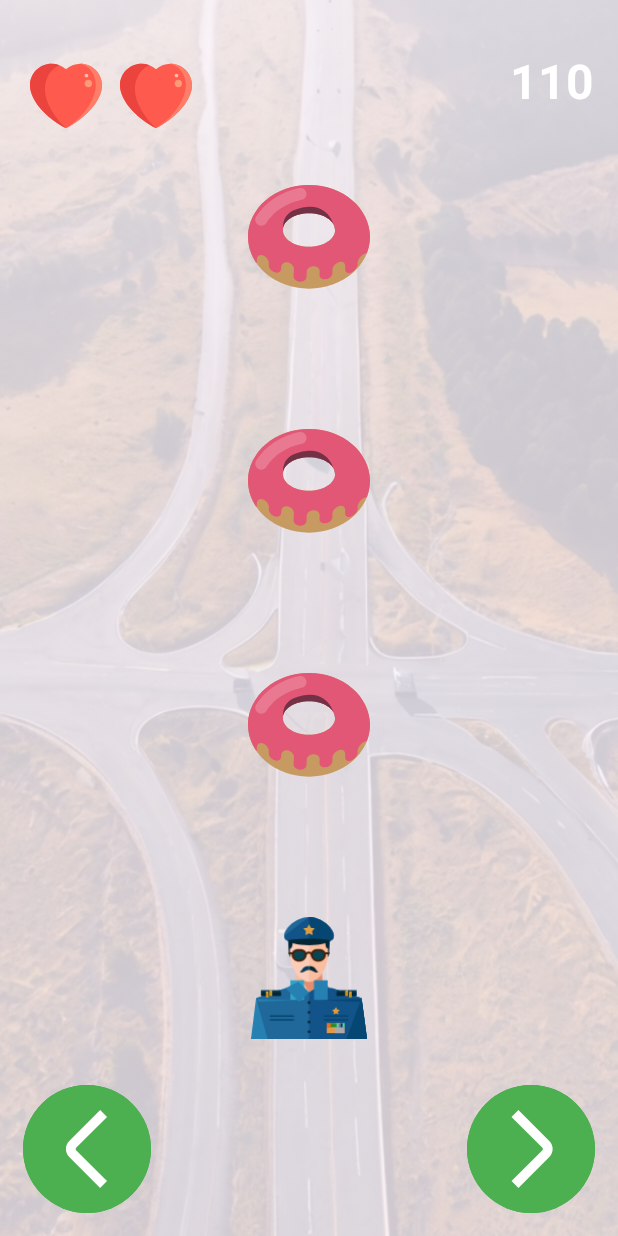
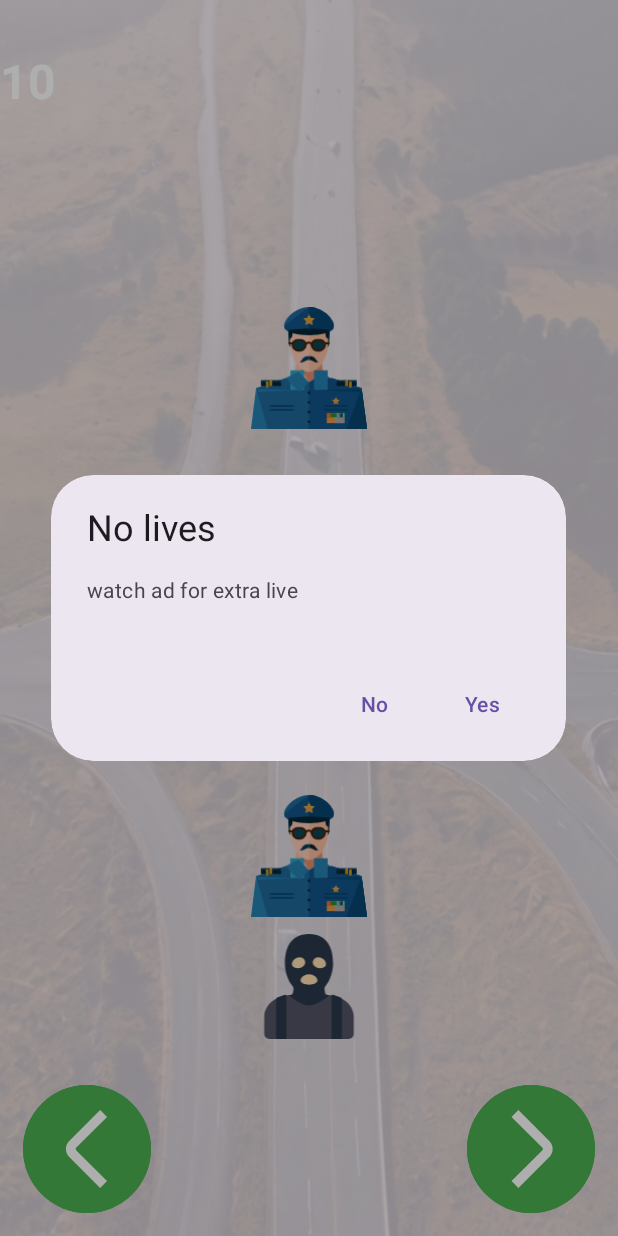
Before and after one commit to ravidmasalton/MobileAssignment, an Android app: the screen it shows after launch (MainActivity), after a tap on an icon or button, on a phone screen of 412 x 824 dp. Run offline under Robolectric (Android 15) with nearby library versions, the phone set to English and light mode, and no system bars; 1 other tap on this screen came first.

Commit message:
Making repairs

```diff
--- a/app/src/main/AndroidManifest.xml
+++ b/app/src/main/AndroidManifest.xml
@@ -1,6 +1,8 @@
 <?xml version="1.0" encoding="utf-8"?>
 <manifest xmlns:android="http://schemas.android.com/apk/res/android"
     xmlns:tools="http://schemas.android.com/tools">
+
+    <uses-permission android:name="android.permission.VIBRATE" />
 
     <application
         android:allowBackup="true"
@@ -9,7 +11,7 @@
         android:icon="@mipmap/ic_launcher"
         android:label="@string/app_name"
         android:roundIcon="@mipmap/ic_launcher_round"
-        android:supportsRtl="true"
+        android:supportsRtl="false"
         android:theme="@style/Theme.MobileAssignment"
         tools:targetApi="31">
         <activity
--- a/app/src/main/java/com/example/mobileassignment/GameManager.java
+++ b/app/src/main/java/com/example/mobileassignment/GameManager.java
@@ -7,7 +7,7 @@ public class GameManager {
     private int lives = 3;
     private int score = 0;
     private int currunt_location_User;
-    private final int ROW=6; //row-1 because the line of the player
+    private final int ROW=7; //row-1 because the line of the player
     private final int COLUMN=3;
     private Random random = new Random();
     private ArrayList<Integer>all_mine=new ArrayList<>();
@@ -47,6 +47,10 @@ public class GameManager {
             currunt_location_User-=1;
     }
         public  ArrayList<Integer> Update_mines(){
+            for(int i=0;i<COLUMN;i++){
+                all_mine.set((ROW-1)*COLUMN+i,0);
+
+            }
             for (int i = ROW-2; i >= 0; i--) {
                 for (int j = 0; j < COLUMN; j++) {
                     // If the current cell has a 1 and the cell below is 0
@@ -68,17 +72,18 @@ public class GameManager {
         }
 
         public boolean checkCollision(){
-        boolean collision=false;
-            if(all_mine.get((ROW-1)*COLUMN+this.currunt_location_User)==1) {
+            if(all_mine.get((ROW-1)*COLUMN+this.currunt_location_User)==1)
+                return true;
+            return  false;
+
+        }
+
+        public void actionCollision(){
+                all_mine.set((ROW-1)*COLUMN+this.currunt_location_User,0);
                 decreaseLive();
-                collision=true;
-            }
-            for(int i=0;i<COLUMN;i++)
-            {
-                all_mine.set((ROW-1)*COLUMN+i,0);
+                decreasetScore();
 
-            }
-            return  collision;
+
         }
 
     public void Adding_new_mines(){
@@ -88,12 +93,6 @@ public class GameManager {
     public int getLocation(){
         return  currunt_location_User;
     }
-    public int getRow(){
-        return  ROW;
-    }
-    public int getColumn(){
-        return  COLUMN;
-    }
 
 
 
@@ -101,6 +100,11 @@ public class GameManager {
     public void incrementScore() {
         score += 10;
     }
+
+    public void decreasetScore() {
+        score -= 50;
+    }
+
 
     public void decreaseLive() {
         lives--;
--- a/app/src/main/java/com/example/mobileassignment/MainActivity.java
+++ b/app/src/main/java/com/example/mobileassignment/MainActivity.java
@@ -1,7 +1,11 @@
 package com.example.mobileassignment;
 
+import android.content.Context;
+import android.os.Build;
 import android.os.Bundle;
 import android.os.Handler;
+import android.os.VibrationEffect;
+import android.os.Vibrator;
 import android.util.Log;
 import android.view.View;
 import android.widget.Toast;
@@ -33,7 +37,6 @@ public class MainActivity extends AppCompatActivity {
     private final int DELAY = 1000;
 
 
-
     @Override
     protected void onCreate(Bundle savedInstanceState) {
         super.onCreate(savedInstanceState);
@@ -62,20 +65,19 @@ public class MainActivity extends AppCompatActivity {
 
     }
 
-
-
     private void update_currunt_location_view(int direction) {
         trivia_IMG_player[gameManager.getLocation()].setVisibility(View.INVISIBLE);
         gameManager.setNewLocation(direction);
         trivia_IMG_player[gameManager.getLocation()].setVisibility(View.VISIBLE);
+        checkCollision();
+    }
 
+    private void lose() {
+        stop();
+        openAdvertisementDialog();
 
     }
-    private void lose() {
-        stop();
-        toast("You lose");
-        openAdvertisementDialog();
-    }
+
     private void openAdvertisementDialog() {
         new MaterialAlertDialogBuilder(this)
                 .setTitle("No lives")
@@ -84,12 +86,15 @@ public class MainActivity extends AppCompatActivity {
                 .setNegativeButton("No", (dialog, which) -> noVideoAd())
                 .show();
     }
+
     private void showVideoAd() {
         gameManager.addExtraLive();
         updateLivesUI();
         start();
     }
+
     private void noVideoAd() {
+        toast("You lose");
         gameDone();
     }
 
@@ -99,32 +104,43 @@ public class MainActivity extends AppCompatActivity {
     }
 
     private void tick() {
-    gameLoop();
+        gameLoop();
+
 
     }
 
+    private void checkCollision(){
+        if (gameManager.checkCollision()) {
+            toast("bomm");
+            vibrator();
+            gameManager.actionCollision();
+            updateMines();
+            if (gameManager.getLives() == 0) {
+                lose();
+            }
+            updateLivesUI();
+        }
+
+    }
+
+
     private void gameLoop() {
+        updateMines();
+        gameManager.incrementScore();
+        trivia_LBL_score.setText(String.valueOf(gameManager.getScore()));
+        checkCollision();
+    }
 
-        if(gameManager.checkCollision())
-            toast("Oops");
-        if(gameManager.getLives()==0)
-            lose();
-
+    private void updateMines(){
         ArrayList<Integer> location_of_mines = gameManager.Update_mines();
-
-        for (int i=0;i<location_of_mines.size();i++){
-            if(location_of_mines.get(i)==1){
-                trivia_IMG_surface[i].setImageResource(R.drawable.donut);
-            }
-            else if(location_of_mines.get(i)==0){
+        for (int i = 0; i < location_of_mines.size(); i++) {
+            if (location_of_mines.get(i) == 1) {
+                trivia_IMG_surface[i].setImageResource(R.drawable.policeman);
+            } else if (location_of_mines.get(i) == 0) {
                 trivia_IMG_surface[i].setImageResource(0);
             }
         }
-        updateLivesUI();
-        gameManager.incrementScore();
-        trivia_LBL_score.setText(String.valueOf(gameManager.getScore()));
     }
-
 
 
     private void start() {
@@ -191,6 +207,9 @@ public class MainActivity extends AppCompatActivity {
                 findViewById(R.id.main_IMG51),
                 findViewById(R.id.main_IMG52),
 
+                findViewById(R.id.main_IMG60),
+                findViewById(R.id.main_IMG61),
+                findViewById(R.id.main_IMG62),
 
 
         };
@@ -204,13 +223,23 @@ public class MainActivity extends AppCompatActivity {
 
 
         trivia_IMG_player = new AppCompatImageView[]{
-                findViewById(R.id.main_player1),
-                findViewById(R.id.main_player2),
-                findViewById(R.id.main_player3)
+                findViewById(R.id.player1),
+                findViewById(R.id.player2),
+                findViewById(R.id.player3)
         };
     }
 
     private void toast(String text) {
         Toast.makeText(this, text, Toast.LENGTH_SHORT).show();
     }
+    private void vibrator (){
+        Vibrator v = (Vibrator) getSystemService(Context.VIBRATOR_SERVICE);
+// Vibrate for 500 milliseconds
+        if (Build.VERSION.SDK_INT >= Build.VERSION_CODES.O) {
+            v.vibrate(VibrationEffect.createOneShot(500, VibrationEffect.DEFAULT_AMPLITUDE));
+        } else {
+            //deprecated in API 26
+            v.vibrate(500);
+        }
+    }
 }
--- /dev/null
+++ b/app/src/main/res/drawable/thief.xml
@@ -0,0 +1,29 @@
+<?xml version="1.0" encoding="utf-8"?>
+<vector xmlns:android="http://schemas.android.com/apk/res/android"
+    android:width="401.399dp"
+    android:height="401.399dp"
+    android:viewportWidth="401.399"
+    android:viewportHeight="401.399">
+
+    <path
+        android:fillColor="#29394A"
+        android:pathData="M360.826,281.309c-9.206-15.065-23.352-27.415-39.176-32.477l-57.613-18.479 c-2.829-6.806-3.785-14.829-4.072-21.41c-0.144-3.299,1.087-6.435,3.195-8.977c19.836-23.917,29.664-58.099,29.664-88.071 C292.824,59.198,274.278,0,200.7,0s-92.124,59.198-92.124,111.894c0,29.953,9.815,64.111,29.626,88.025 c2.119,2.558,3.351,5.717,3.19,9.035c-0.319,6.578-1.317,14.593-4.173,21.393l-57.469,18.484 c-15.824,5.063-29.97,17.412-39.176,32.477H360.826z" />
+    <path
+        android:fillColor="#FFE1B2"
+        android:pathData="M184.24,100.706c4.876,9.752,0.53,21.132-10.628,26.564c-13.07,6.363-31.639,3.669-36.514-6.083 s3.153-24.745,17.342-30.297C167.977,85.593,179.364,90.955,184.24,100.706z" />
+    <path
+        android:fillColor="#FFE1B2"
+        android:pathData="M217.159,100.706c-4.876,9.752-0.53,21.132,10.628,26.564c13.07,6.363,31.639,3.669,36.514-6.083 c4.876-9.752-3.153-24.745-17.342-30.297C233.423,85.593,222.035,90.955,217.159,100.706z" />
+    <path
+        android:fillColor="#FFE1B2"
+        android:pathData="M232.779,177.12c0,10.903-14.362,16.451-32.079,16.451s-32.079-5.548-32.079-16.451 s14.362-23.031,32.079-23.031S232.779,166.218,232.779,177.12z" />
+    <path
+        android:fillColor="#545465"
+        android:pathData="M352.047,401.399c10.903,0,19.741-8.838,19.741-19.741v-66.476 c0-28.954-22.562-59.864-50.138-68.687l-41.168-13.173c-22.149,16.936-53.802,40.039-79.782,40.039s-57.633-23.103-79.782-40.039 l-41.168,13.173c-27.576,8.823-50.138,39.733-50.138,68.687v66.476c0,10.903,8.838,19.741,19.741,19.741H352.047z" />
+    <path
+        android:fillColor="#29394A"
+        android:pathData="M108.153,232.222l-28.985,10.564c-2.598,0.947-4.327,3.417-4.327,6.183v152.431h39.496V236.55 C114.337,233.352,111.158,231.127,108.153,232.222z" />
+    <path
+        android:fillColor="#29394A"
+        android:pathData="M293.246,232.222l28.985,10.564c2.598,0.947,4.327,3.417,4.327,6.183v152.431h-39.496V236.55 C287.063,233.352,290.242,231.127,293.246,232.222z" />
+</vector>
--- a/app/src/main/res/layout/activity_main.xml
+++ b/app/src/main/res/layout/activity_main.xml
@@ -1,6 +1,5 @@
 <?xml version="1.0" encoding="utf-8"?>
-<RelativeLayout
-    xmlns:android="http://schemas.android.com/apk/res/android"
+<RelativeLayout xmlns:android="http://schemas.android.com/apk/res/android"
     xmlns:app="http://schemas.android.com/apk/res-auto"
     xmlns:tools="http://schemas.android.com/tools"
     android:id="@+id/main"
@@ -20,50 +19,50 @@
         android:id="@+id/trivia_LAY_heartLayout"
         android:layout_width="wrap_content"
         android:layout_height="wrap_content"
+        android:layout_alignParentRight="true"
         android:layout_margin="20dp"
-        android:paddingTop="20dp"
+        android:orientation="horizontal"
+        android:paddingTop="20dp">
 
-        android:orientation="horizontal">
+        <androidx.appcompat.widget.AppCompatImageView
+            android:id="@+id/trivia_IMG_heart4"
+            android:layout_width="48dp"
+            android:layout_height="48dp"
+            android:scaleType="fitCenter"
+            android:src="@drawable/ic_heart" />
+
+        <View
+            android:layout_width="12dp"
+            android:layout_height="0dp" />
+
+        <androidx.appcompat.widget.AppCompatImageView
+            android:id="@+id/trivia_IMG_heart3"
+            android:layout_width="48dp"
+            android:layout_height="48dp"
+            android:scaleType="fitCenter"
+            android:src="@drawable/ic_heart" />
+
+        <View
+            android:layout_width="12dp"
+            android:layout_height="0dp" />
+
+        <androidx.appcompat.widget.AppCompatImageView
+            android:id="@+id/trivia_IMG_heart2"
+            android:layout_width="48dp"
+            android:layout_height="48dp"
+            android:scaleType="fitCenter"
+            android:src="@drawable/ic_heart" />
+
+        <View
+            android:layout_width="12dp"
+            android:layout_height="0dp" />
 
         <androidx.appcompat.widget.AppCompatImageView
             android:id="@+id/trivia_IMG_heart1"
             android:layout_width="48dp"
             android:layout_height="48dp"
             android:scaleType="fitCenter"
-            android:src="@drawable/ic_heart"/>
-
-        <View
-            android:layout_width="12dp"
-            android:layout_height="0dp"/>
-
-        <androidx.appcompat.widget.AppCompatImageView
-            android:id="@+id/trivia_IMG_heart2"
-            android:layout_width="48dp"
-            android:layout_height="48dp"
-            android:scaleType="fitCenter"
-            android:src="@drawable/ic_heart"/>
-
-        <View
-            android:layout_width="12dp"
-            android:layout_height="0dp"/>
-
-        <androidx.appcompat.widget.AppCompatImageView
-            android:id="@+id/trivia_IMG_heart3"
-            android:layout_width="48dp"
-            android:layout_height="48dp"
-            android:scaleType="fitCenter"
-            android:src="@drawable/ic_heart"/>
-
-        <View
-            android:layout_width="12dp"
-            android:layout_height="0dp"/>
-
-        <androidx.appcompat.widget.AppCompatImageView
-            android:id="@+id/trivia_IMG_heart4"
-            android:layout_width="48dp"
-            android:layout_height="48dp"
-            android:scaleType="fitCenter"
-            android:src="@drawable/ic_heart"/>
+            android:src="@drawable/ic_heart" />
 
     </androidx.appcompat.widget.LinearLayoutCompat>
 
@@ -72,15 +71,15 @@
         android:id="@+id/trivia_LBL_score"
         android:layout_width="wrap_content"
         android:layout_height="wrap_content"
-        android:layout_alignParentEnd="true"
         android:layout_alignTop="@id/trivia_LAY_heartLayout"
         android:layout_alignBottom="@id/trivia_LAY_heartLayout"
+        android:layout_alignParentLeft="true"
         android:layout_marginEnd="16dp"
+        android:gravity="center"
+        android:text="000"
+        android:textColor="#ffffff"
         android:textSize="32sp"
-        android:textStyle="bold"
-        android:gravity="center"
-        android:textColor="#ffffff"
-        android:text="000"/>
+        android:textStyle="bold" />
 
 
     <androidx.appcompat.widget.LinearLayoutCompat
@@ -88,108 +87,117 @@
         android:id="@+id/playing_surface"
         android:layout_width="match_parent"
         android:layout_height="match_parent"
+        android:layout_above="@id/keysBTN"
         android:layout_below="@+id/trivia_LAY_heartLayout"
-        android:layout_above="@id/trivia_BTN"
         android:layout_marginTop="15dp"
         android:layout_marginBottom="15dp"
-        android:orientation="horizontal"
-        android:layout_weight="1">
+        android:layout_weight="1"
+        android:orientation="horizontal">
 
         <androidx.appcompat.widget.LinearLayoutCompat
 
             android:id="@+id/main_layout1"
             android:layout_width="0dp"
+            android:layout_height="match_parent"
             android:layout_weight="1"
-            android:layout_height="match_parent"
             android:orientation="vertical">
 
             <androidx.appcompat.widget.AppCompatImageView
                 android:id="@+id/main_IMG00"
                 android:layout_width="match_parent"
                 android:layout_height="0dp"
-            android:layout_weight="1"/>
+                android:layout_weight="1" />
+
             <androidx.appcompat.widget.AppCompatImageView
                 android:id="@+id/main_IMG10"
                 android:layout_width="match_parent"
                 android:layout_height="0dp"
-                android:layout_weight="1"/>
+                android:layout_weight="1" />
+
             <androidx.appcompat.widget.AppCompatImageView
                 android:id="@+id/main_IMG20"
                 android:layout_width="match_parent"
                 android:layout_height="0dp"
-                android:layout_weight="1"/>
+                android:layout_weight="1" />
 
 
             <androidx.appcompat.widget.AppCompatImageView
                 android:id="@+id/main_IMG30"
                 android:layout_width="match_parent"
                 android:layout_height="0dp"
-                android:layout_weight="1"/>
+                android:layout_weight="1" />
+
             <androidx.appcompat.widget.AppCompatImageView
                 android:id="@+id/main_IMG40"
                 android:layout_width="match_parent"
                 android:layout_height="0dp"
-                android:layout_weight="1"/>
+                android:layout_weight="1" />
+
             <androidx.appcompat.widget.AppCompatImageView
                 android:id="@+id/main_IMG50"
                 android:layout_width="match_parent"
                 android:layout_height="0dp"
-                android:layout_weight="1"/>
+                android:layout_weight="1" />
 
 
             <androidx.appcompat.widget.AppCompatImageView
-                android:id="@+id/main_player1"
+                android:id="@+id/main_IMG60"
                 android:layout_width="match_parent"
                 android:layout_height="0dp"
-                android:layout_weight="1"
-                android:src="@drawable/policeman"
-                android:visibility="invisible"/>
+                android:layout_weight="1" />
 
         </androidx.appcompat.widget.LinearLayoutCompat>
 
         <androidx.appcompat.widget.LinearLayoutCompat
             android:id="@+id/main_layout2"
             android:layout_width="0dp"
+            android:layout_height="match_parent"
             android:layout_weight="1"
-        android:layout_height="match_parent"
             android:orientation="vertical">
+
             <androidx.appcompat.widget.AppCompatImageView
                 android:id="@+id/main_IMG01"
                 android:layout_width="match_parent"
                 android:layout_height="0dp"
-            android:layout_weight="1"/>
+                android:layout_weight="1" />
+
             <androidx.appcompat.widget.AppCompatImageView
                 android:id="@+id/main_IMG11"
                 android:layout_width="match_parent"
                 android:layout_height="0dp"
-            android:layout_weight="1"/>
+                android:layout_weight="1" />
+
             <androidx.appcompat.widget.AppCompatImageView
                 android:id="@+id/main_IMG21"
                 android:layout_width="match_parent"
                 android:layout_height="0dp"
-            android:layout_weight="1"/>
+                android:layout_weight="1" />
+
             <androidx.appcompat.widget.AppCompatImageView
                 android:id="@+id/main_IMG31"
                 android:layout_width="match_parent"
                 android:layout_height="0dp"
-            android:layout_weight="1"/>
+                android:layout_weight="1" />
+
             <androidx.appcompat.widget.AppCompatImageView
                 android:id="@+id/main_IMG41"
                 android:layout_width="match_parent"
                 android:layout_height="0dp"
-            android:layout_weight="1"/>
+                android:layout_weight="1" />
+
             <androidx.appcompat.widget.AppCompatImageView
                 android:id="@+id/main_IMG51"
                 android:layout_width="match_parent"
                 android:layout_height="0dp"
-            android:layout_weight="1"/>
+                android:layout_weight="1" />
 
             <androidx.appcompat.widget.AppCompatImageView
-            android:id="@+id/main_player2"
+                android:id="@+id/main_IMG61"
                 android:layout_width="match_parent"
                 android:layout_height="0dp"
-            android:layout_weight="1"
-            android:src="@drawable/policeman"/>
+                android:layout_weight="1" />
+
+
 
         </androidx.appcompat.widget.LinearLayoutCompat>
 
@@ -197,88 +205,92 @@
         <androidx.appcompat.widget.LinearLayoutCompat
             android:id="@+id/main_layout3"
             android:layout_width="0dp"
+            android:layout_height="match_parent"
             android:layout_weight="1"
-            android:layout_height="match_parent"
             android:orientation="vertical">
+
             <androidx.appcompat.widget.AppCompatImageView
                 android:id="@+id/main_IMG02"
                 android:layout_width="match_parent"
                 android:layout_height="0dp"
-                android:layout_weight="1"/>
+                android:layout_weight="1" />
+
             <androidx.appcompat.widget.AppCompatImageView
                 android:id="@+id/main_IMG12"
                 android:layout_width="match_parent"
                 android:layout_height="0dp"
-                android:layout_weight="1"/>
+                android:layout_weight="1" />
+
             <androidx.appcompat.widget.AppCompatImageView
                 android:id="@+id/main_IMG22"
                 android:layout_width="match_parent"
                 android:layout_height="0dp"
-                android:layout_weight="1"/>
+                android:layout_weight="1" />
 
 
             <androidx.appcompat.widget.AppCompatImageView
                 android:id="@+id/main_IMG32"
                 android:layout_width="match_parent"
                 android:layout_height="0dp"
-                android:layout_weight="1"/>
+                android:layout_weight="1" />
+
             <androidx.appcompat.widget.AppCompatImageView
                 android:id="@+id/main_IMG42"
                 android:layout_width="match_parent"
                 android:layout_height="0dp"
-                android:layout_weight="1"/>
+                android:layout_weight="1" />
+
             <androidx.appcompat.widget.AppCompatImageView
                 android:id="@+id/main_IMG52"
                 android:layout_width="match_parent"
                 android:layout_height="0dp"
-                android:layout_weight="1"/>
+                android:layout_weight="1" />
+
             <androidx.appcompat.widget.AppCompatImageView
-                android:id="@+id/main_player3"
+                android:id="@+id/main_IMG62"
                 android:layout_width="match_parent"
                 android:layout_height="0dp"
-                android:layout_weight="1"
-                android:src="@drawable/policeman"
-                android:visibility="invisible"/>
+                android:layout_weight="1" />
         </androidx.appcompat.widget.LinearLayoutCompat>
 
 
     </androidx.appcompat.widget.LinearLayoutCompat>
 
 
-    <androidx.appcompat.widget.LinearLayoutCompat
-        android:id="@+id/main_layout4"
-        android:layout_width="0dp"
+    <LinearLayout
+        android:layout_width="match_parent"
+        android:layout_height="70dp"
+        android:layout_above="@+id/keysBTN"
+        android:layout_marginBottom="15dp"
+        android:orientation="horizontal">
+
+        <androidx.appcompat.widget.AppCompatImageView
+            android:id="@+id/player1"
+            android:layout_width="match_parent"
             android:layout_height="match_parent"
-        android:orientation="horizontal">
+            android:layout_weight="1"
+            android:src="@drawable/thief"
+            android:visibility="invisible" />
         <androidx.appcompat.widget.AppCompatImageView
-            android:id="@+id/main_IMG0888"
+            android:id="@+id/player2"
             android:layout_width="match_parent"
-            android:layout_height="0dp"
-            android:layout_weight="1"/>
+            android:layout_height="match_parent"
+            android:layout_weight="1"
+            android:src="@drawable/thief" />
         <androidx.appcompat.widget.AppCompatImageView
-            android:id="@+id/main_IMG8114"
+            android:id="@+id/player3"
             android:layout_width="match_parent"
-            android:layout_height="0dp"
-            android:layout_weight="1"/>
-        <androidx.appcompat.widget.AppCompatImageView
-            android:id="@+id/main_IMG224"
-            android:layout_width="match_parent"
-            android:layout_height="0dp"
-            android:layout_weight="1"/>
+            android:layout_height="match_parent"
+            android:layout_weight="1"
+            android:src="@drawable/thief"
+            android:visibility="invisible" />
 
-
-
-    </androidx.appcompat.widget.LinearLayoutCompat>
-
-
-
-
-
+    </LinearLayout>
 
 
 
     <RelativeLayout
-        android:id="@+id/trivia_BTN"
+        android:id="@+id/keysBTN"
         android:layout_width="wrap_content"
         android:layout_height="wrap_content"
         android:layout_alignParentBottom="true"
@@ -289,14 +301,13 @@
             style="@style/Widget.Material3.Button.Icon"
             android:layout_width="85dp"
             android:layout_height="85dp"
+            android:layout_alignParentLeft="true"
+            android:backgroundTint="#4CAF50"
             android:insetTop="0dp"
             android:insetBottom="0dp"
-            android:backgroundTint="#4CAF50"
             app:icon="@drawable/left"
             app:iconGravity="textEnd"
-            app:iconSize="52dp"
-            android:layout_alignParentStart="true"
-            />
+            app:iconSize="52dp" />
 
 
         <com.google.android.material.button.MaterialButton
@@ -304,14 +315,13 @@
             style="@style/Widget.Material3.Button.Icon"
             android:layout_width="85dp"
             android:layout_height="85dp"
+            android:layout_alignParentRight="true"
+            android:backgroundTint="#4CAF50"
             android:insetTop="0dp"
             android:insetBottom="0dp"
-            android:backgroundTint="#4CAF50"
             app:icon="@drawable/right"
             app:iconGravity="textEnd"
-            app:iconSize="52dp"
-            android:layout_alignParentEnd="true"
-            />
+            app:iconSize="52dp" />
     </RelativeLayout>
 
 
```
Lines whose indentation alone changed are shown as unchanged.
